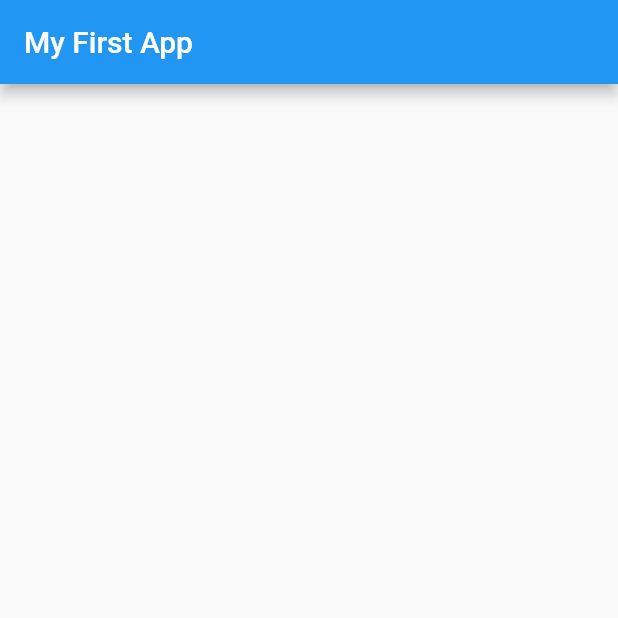
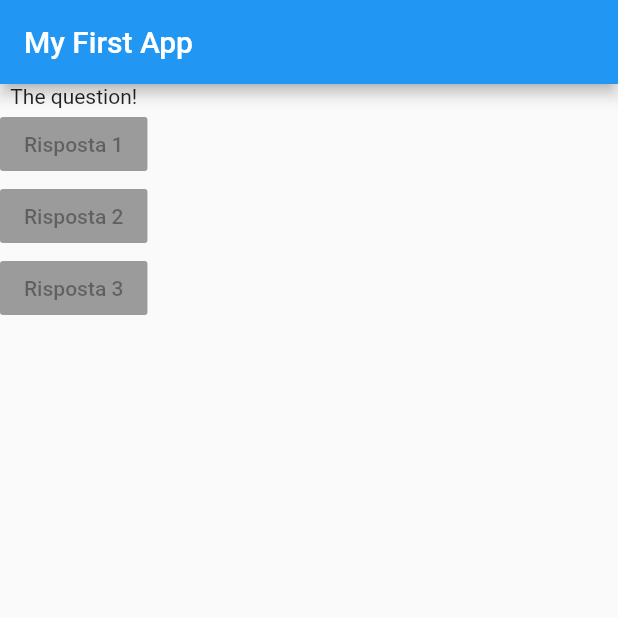
Before and after one commit to antoniocasto/zero_app, a Flutter app: the screen it shows after launch, on a phone screen of 412 x 824 dp, the top half of it. Run offline on Flutter 3.47's test engine with Material 2 defaults, Android fonts, the phone set to English and light mode, and no system bars.

Commit message:
end of lesson 17 - use of columns with raised buttons

```diff
--- a/lib/main.dart
+++ b/lib/main.dart
@@ -3,15 +3,31 @@ import 'package:flutter/material.dart';
 void main() => runApp(MyApp());
 
 class MyApp extends StatelessWidget {
+  var questions = ['Colore preferito?', 'Animale preferito?'];
 
   @override
   Widget build(BuildContext context) {
     return MaterialApp(
       home: Scaffold(
         appBar: AppBar(
-          title: Text(
-            'My First App'
-          ),
+          title: Text('My First App'),
+        ),
+        body: Column(
+          children: <Widget>[
+            Text('The question!'),
+            RaisedButton(
+              onPressed: null,
+              child: Text('Risposta 1'),
+            ),
+            RaisedButton(
+              onPressed: null,
+              child: Text('Risposta 2'),
+            ),
+            RaisedButton(
+              onPressed: null,
+              child: Text('Risposta 3'),
+            ),
+          ],
         ),
       ),
     );
```
